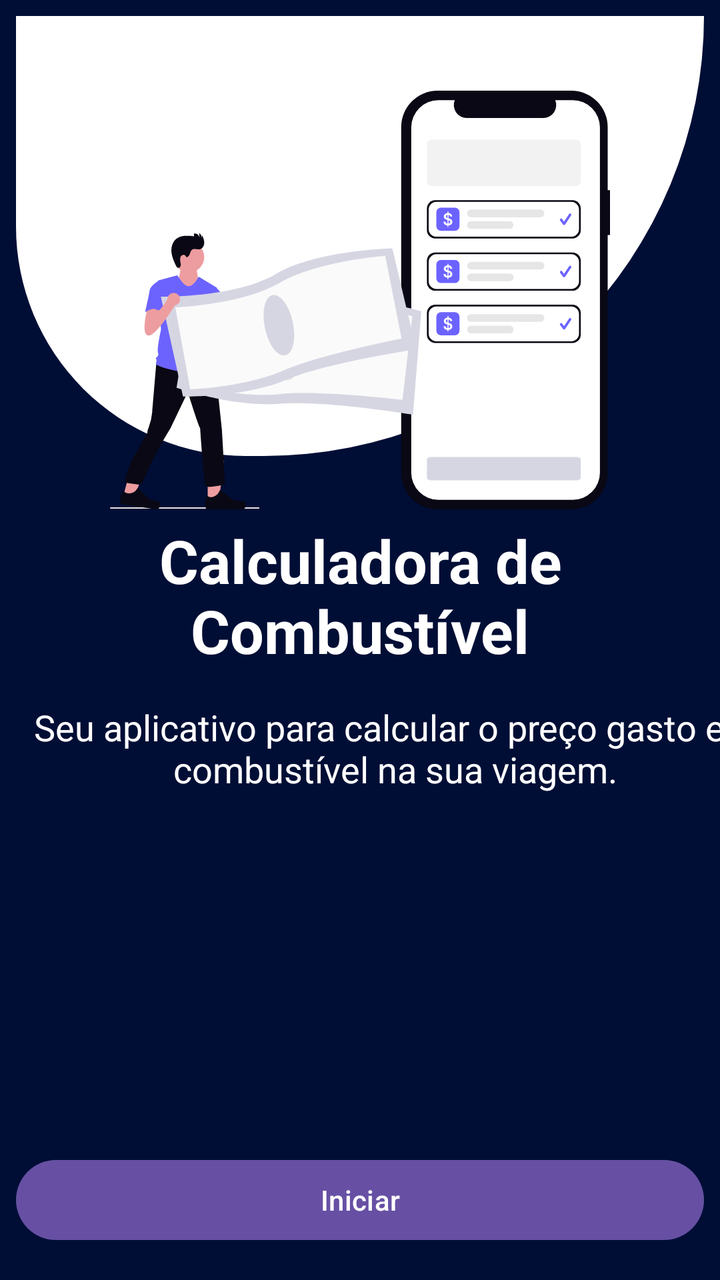
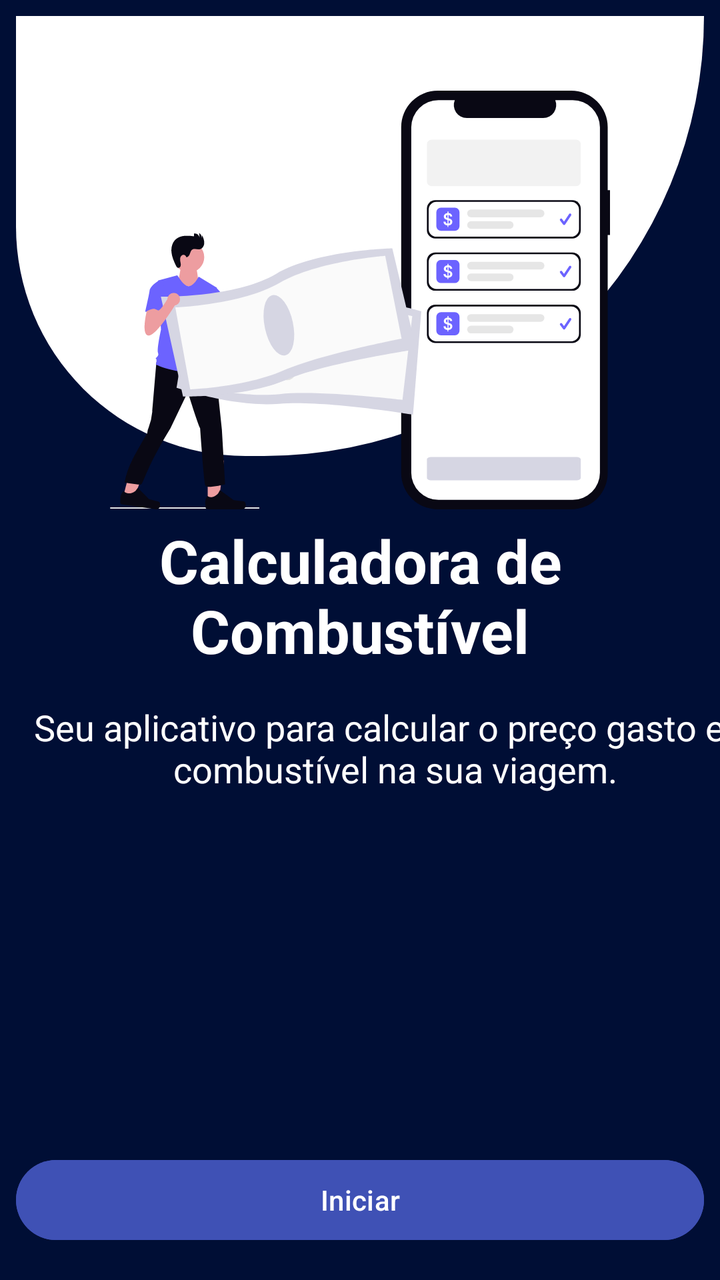

Compare the two renders of this Android layout. The source of the first and the diff that turns it into the second are given below.
<!-- AndroidManifest.xml: application theme Theme.FuelCalculator -->
<!-- res/layout/activity_main.xml -->
<?xml version="1.0" encoding="utf-8"?>
<androidx.constraintlayout.widget.ConstraintLayout xmlns:android="http://schemas.android.com/apk/res/android"
    xmlns:app="http://schemas.android.com/apk/res-auto"
    xmlns:tools="http://schemas.android.com/tools"
    android:id="@+id/main"
    android:background="@color/background"
    android:layout_width="match_parent"
    android:layout_height="match_parent"
    tools:context=".MainActivity">


    <View
        android:id="@+id/linearLayout"
        android:layout_width="match_parent"
        android:layout_height="220dp"
        android:layout_marginStart="8dp"
        android:layout_marginTop="8dp"
        android:layout_marginEnd="8dp"
        android:background="@drawable/bg_rounded"
        android:gravity="center"
        app:layout_constraintEnd_toEndOf="parent"
        app:layout_constraintHorizontal_bias="0.0"
        app:layout_constraintStart_toStartOf="parent"
        app:layout_constraintTop_toTopOf="parent" />

    <Button
        android:id="@+id/btnIniciar"
        android:layout_width="0dp"
        android:layout_height="wrap_content"
        android:layout_marginStart="8dp"
        android:layout_marginEnd="8dp"
        android:layout_marginBottom="16dp"
        android:text="Iniciar"
        app:layout_constraintBottom_toBottomOf="parent"
        app:layout_constraintEnd_toEndOf="parent"
        app:layout_constraintHorizontal_bias="0.0"
        app:layout_constraintStart_toStartOf="parent" />

    <ImageView
        android:layout_width="250dp"
        android:layout_height="220dp"
        android:layout_marginTop="40dp"
        android:src="@drawable/icon_pin_main"
        app:layout_constraintEnd_toEndOf="parent"
        app:layout_constraintStart_toStartOf="parent"
        app:layout_constraintTop_toTopOf="parent" />

    <TextView
        android:id="@+id/tvDescricao"
        android:layout_width="395dp"
        android:layout_height="wrap_content"
        android:layout_marginTop="16dp"
        android:text="Seu aplicativo para calcular o preço gasto em combustível na sua viagem."
        android:textAlignment="center"
        android:textColor="@color/white"
        android:textSize="18dp"
        app:layout_constraintTop_toBottomOf="@+id/textView2"
        tools:layout_editor_absoluteX="8dp" />

    <TextView
        android:id="@+id/textView2"
        android:layout_width="wrap_content"
        android:layout_height="wrap_content"
        android:layout_marginTop="32dp"
        android:text="Calculadora de Combustível"
        android:textAlignment="center"
        android:textColor="@color/white"
        android:textSize="30sp"
        android:textStyle="bold"
        app:layout_constraintEnd_toEndOf="parent"
        app:layout_constraintStart_toStartOf="parent"
        app:layout_constraintTop_toBottomOf="@+id/linearLayout" />

</androidx.constraintlayout.widget.ConstraintLayout>
<!-- resources referenced by this layout -->
<resources>
  <color name="background">#000E35</color>
  <color name="white">#FFFFFFFF</color>
  <!-- drawable bg_rounded (drawable) -->
  <?xml version="1.0" encoding="utf-8"?>
  <shape xmlns:android="http://schemas.android.com/apk/res/android"
      android:shape="rectangle">
  
      <solid android:color="@android:color/white"/>
  
      <corners
          android:topLeftRadius="0dp"
          android:topRightRadius="0dp"
          android:bottomLeftRadius="120dp"
          android:bottomRightRadius="230dp"/>
  
      <padding
          android:left="12dp"
          android:top="12dp"
          android:right="12dp"
          android:bottom="12dp"/>
  
  </shape>
  <!-- drawable icon_pin_main: vector/xml drawable (drawable, 13104 chars, omitted) -->
  <style name="Theme.FuelCalculator" parent="Base.Theme.FuelCalculator" />
  <style name="Base.Theme.FuelCalculator" parent="Theme.Material3.DayNight.NoActionBar">
          
          
      </style>
</resources>

<!-- the commit's change to res/layout/activity_main.xml (unified diff, before → after) -->
@@ -30,7 +30,9 @@
         android:layout_marginStart="8dp"
         android:layout_marginEnd="8dp"
         android:layout_marginBottom="16dp"
+        android:backgroundTint="#3F51B5"
         android:text="Iniciar"
+        android:textColor="#FFFFFF"
         app:layout_constraintBottom_toBottomOf="parent"
         app:layout_constraintEnd_toEndOf="parent"
         app:layout_constraintHorizontal_bias="0.0"
